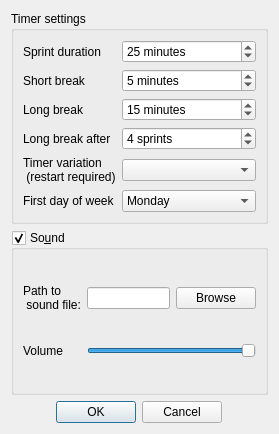
First picture: the form in qt_gui/ui/settings.ui, repository ravenvz/SprintTimer, before the edit.
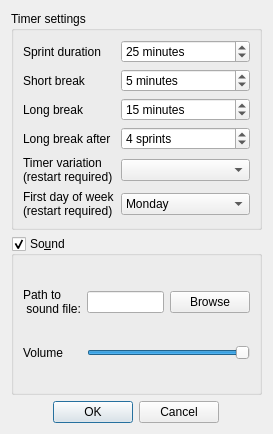
Second picture: the form after the edit.

Commit message: First day of week can now be changed in settings

Diff of the .ui file:
```diff
--- a/qt_gui/ui/settings.ui
+++ b/qt_gui/ui/settings.ui
@@ -6,7 +6,7 @@
    <rect>
     <x>0</x>
     <y>0</y>
-    <width>279</width>
+    <width>273</width>
     <height>434</height>
    </rect>
   </property>
@@ -107,7 +107,7 @@
        <widget class="QLabel" name="label_6">
         <property name="text">
          <string>Timer variation
- (restart required)</string>
+(restart required)</string>
         </property>
        </widget>
       </item>
@@ -174,7 +174,8 @@
       <item row="6" column="0">
        <widget class="QLabel" name="label_7">
         <property name="text">
-         <string>First day of week</string>
+         <string>First day of week
+(restart required)</string>
         </property>
        </widget>
       </item>
```
The commit also changes 23 other files.
